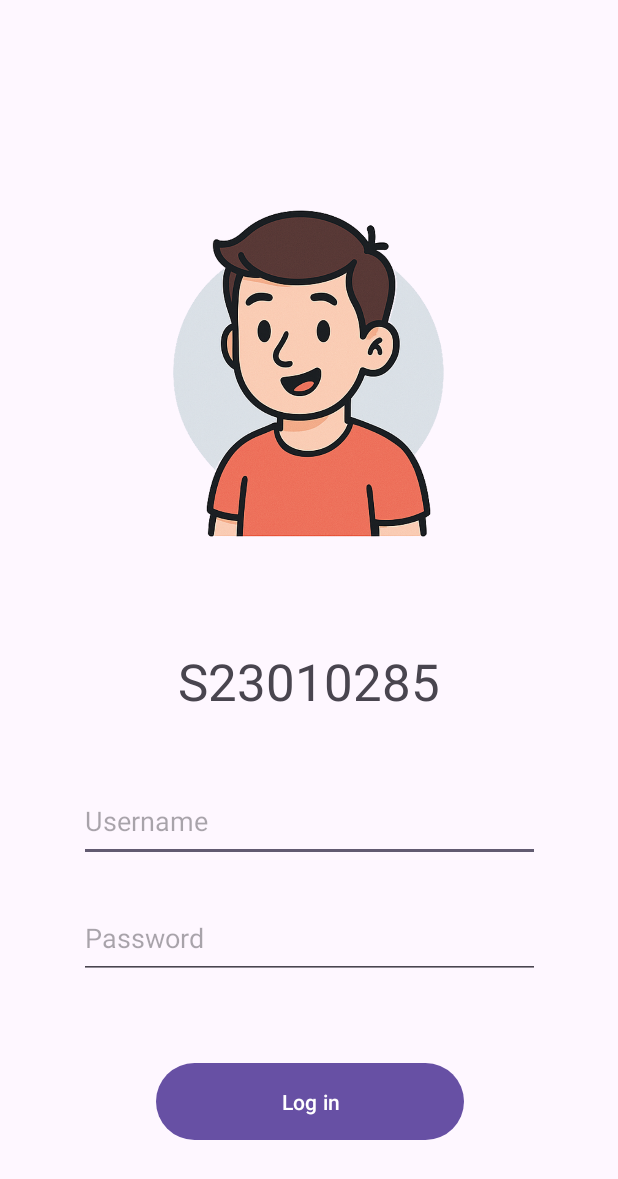
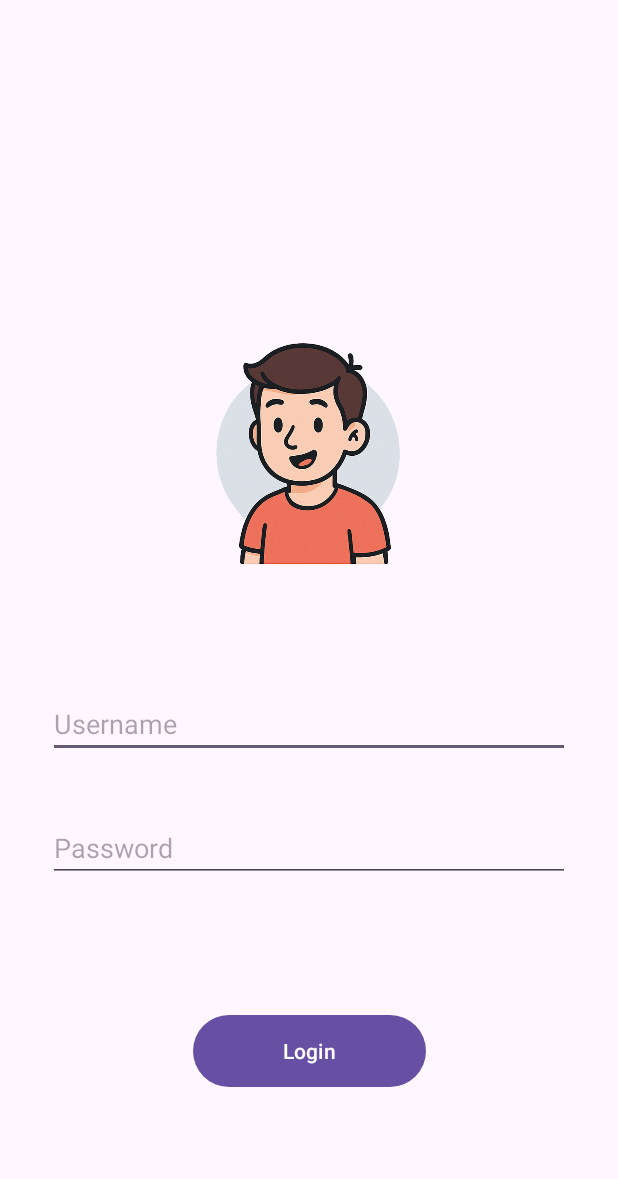
Before and after one commit to shdowwalker/EEx4369-LabTest, an Android app: the screen it shows after launch (MainActivity), on a phone screen of 412 x 824 dp. Shown: the top 1179 px of the screen. Run offline under Robolectric (Android 15) with nearby library versions, the phone set to English and light mode, and no system bars.

Commit message:
final commit

```diff
--- a/app/build.gradle.kts
+++ b/app/build.gradle.kts
@@ -40,4 +40,5 @@ dependencies {
     testImplementation(libs.junit)
     androidTestImplementation(libs.ext.junit)
     androidTestImplementation(libs.espresso.core)
+    implementation("com.google.android.gms:play-services-maps:19.0.0")
 }
--- /dev/null
+++ b/app/src/main/java/com/s23010285/sashika/AppDatabaseHelper.java
@@ -0,0 +1,45 @@
+package com.s23010285.sashika;
+
+import android.content.Context;
+import android.database.sqlite.SQLiteDatabase;
+import android.database.sqlite.SQLiteOpenHelper;
+import android.content.ContentValues;
+
+public class AppDatabaseHelper extends SQLiteOpenHelper {
+    private static final String DATABASE_NAME = "app_login.db";
+    private static final int DATABASE_VERSION = 1;
+
+    public static final String TABLE_NAME = "users";
+    public static final String COLUMN_ID = "_id";
+    public static final String COLUMN_USERNAME = "username";
+    public static final String COLUMN_PASSWORD = "password";
+
+    private static final String TABLE_CREATE =
+            "CREATE TABLE " + TABLE_NAME + " (" +
+                    COLUMN_ID + " INTEGER PRIMARY KEY AUTOINCREMENT, " +
+                    COLUMN_USERNAME + " TEXT NOT NULL, " +
+                    COLUMN_PASSWORD + " TEXT NOT NULL);";
+
+    public AppDatabaseHelper(Context context) {
+        super(context, DATABASE_NAME, null, DATABASE_VERSION);
+    }
+
+    @Override
+    public void onCreate(SQLiteDatabase db) {
+        db.execSQL(TABLE_CREATE);
+    }
+
+    @Override
+    public void onUpgrade(SQLiteDatabase db, int oldVersion, int newVersion) {
+        db.execSQL("DROP TABLE IF EXISTS " + TABLE_NAME);
+        onCreate(db);
+    }
+
+    public long insertUser(String username, String password) {
+        SQLiteDatabase db = this.getWritableDatabase();
+        ContentValues values = new ContentValues();
+        values.put(COLUMN_USERNAME, username);
+        values.put(COLUMN_PASSWORD, password);
+        return db.insert(TABLE_NAME, null, values);
+    }
+}
--- a/app/src/main/java/com/s23010285/sashika/MainActivity.java
+++ b/app/src/main/java/com/s23010285/sashika/MainActivity.java
@@ -1,7 +1,10 @@
 package com.s23010285.sashika;
 
+import android.content.Intent;
 import android.os.Bundle;
-
+import android.widget.Button;
+import android.widget.EditText;
+import android.widget.Toast;
 import androidx.activity.EdgeToEdge;
 import androidx.appcompat.app.AppCompatActivity;
 import androidx.core.graphics.Insets;
@@ -10,11 +13,41 @@ import androidx.core.view.WindowInsetsCompat;
 
 public class MainActivity extends AppCompatActivity {
 
+    private Button loginButton;
+    private EditText usernameInput, passwordInput;
+    private AppDatabaseHelper dbHelper;
+
     @Override
     protected void onCreate(Bundle savedInstanceState) {
         super.onCreate(savedInstanceState);
         EdgeToEdge.enable(this);
         setContentView(R.layout.activity_main);
+
+        usernameInput = findViewById(R.id.usernameInput);
+        passwordInput = findViewById(R.id.passwordInput);
+        loginButton = findViewById(R.id.loginButton);
+
+        dbHelper = new AppDatabaseHelper(this);
+
+        loginButton.setOnClickListener(v -> {
+            String username = usernameInput.getText().toString().trim();
+            String password = passwordInput.getText().toString().trim();
+
+            if (!username.isEmpty() && !password.isEmpty()) {
+                long result = dbHelper.insertUser(username, password);
+                if (result != -1) {
+                    Toast.makeText(this, "Login info saved!", Toast.LENGTH_SHORT).show();
+                    // Go to map view after saving
+                    Intent intent = new Intent(MainActivity.this, intergrateGmap.class);
+                    startActivity(intent);
+                } else {
+                    Toast.makeText(this, "Error saving login info.", Toast.LENGTH_SHORT).show();
+                }
+            } else {
+                Toast.makeText(this, "Please enter username and password.", Toast.LENGTH_SHORT).show();
+            }
+        });
+
         ViewCompat.setOnApplyWindowInsetsListener(findViewById(R.id.main), (v, insets) -> {
             Insets systemBars = insets.getInsets(WindowInsetsCompat.Type.systemBars());
             v.setPadding(systemBars.left, systemBars.top, systemBars.right, systemBars.bottom);
--- a/app/src/main/res/layout/activity_main.xml
+++ b/app/src/main/res/layout/activity_main.xml
@@ -1,64 +1,61 @@
 <?xml version="1.0" encoding="utf-8"?>
-<androidx.constraintlayout.widget.ConstraintLayout xmlns:android="http://schemas.android.com/apk/res/android"
+<androidx.constraintlayout.widget.ConstraintLayout
+    xmlns:android="http://schemas.android.com/apk/res/android"
     xmlns:app="http://schemas.android.com/apk/res-auto"
-    xmlns:tools="http://schemas.android.com/tools"
     android:id="@+id/main"
     android:layout_width="match_parent"
-    android:layout_height="match_parent"
-    tools:context=".MainActivity">
+    android:layout_height="match_parent">
+
 
     <ImageView
-        android:id="@+id/imageView"
-        android:layout_width="229dp"
-        android:layout_height="236dp"
-        app:layout_constraintBottom_toTopOf="@+id/textView2"
+        android:id="@+id/avatarImage"
+        android:layout_width="179dp"
+        android:layout_height="160dp"
+        android:src="@drawable/avatar"
+        app:layout_constraintBottom_toBottomOf="parent"
+        app:layout_constraintEnd_toEndOf="parent"
+        app:layout_constraintHorizontal_bias="0.498"
+        app:layout_constraintStart_toStartOf="parent"
+        app:layout_constraintTop_toTopOf="parent"
+        app:layout_constraintVertical_bias="0.331" />
+
+    <EditText
+        android:id="@+id/usernameInput"
+        android:layout_width="0dp"
+        android:layout_height="wrap_content"
+        android:layout_margin="32dp"
+        android:hint="Username"
+        app:layout_constraintBottom_toBottomOf="parent"
         app:layout_constraintEnd_toEndOf="parent"
         app:layout_constraintStart_toStartOf="parent"
         app:layout_constraintTop_toTopOf="parent"
-        app:layout_constraintVertical_bias="0.651"
-        app:srcCompat="@drawable/avatar" />
+        app:layout_constraintVertical_bias="0.599" />
+
+    <EditText
+        android:id="@+id/passwordInput"
+        android:layout_width="0dp"
+        android:layout_height="wrap_content"
+        android:layout_marginStart="32dp"
+        android:layout_marginTop="16dp"
+        android:layout_marginEnd="32dp"
+        android:hint="Password"
+        android:inputType="textPassword"
+        app:layout_constraintBottom_toBottomOf="parent"
+        app:layout_constraintEnd_toEndOf="parent"
+        app:layout_constraintHorizontal_bias="0.0"
+        app:layout_constraintStart_toStartOf="parent"
+        app:layout_constraintTop_toBottomOf="@id/usernameInput"
+        app:layout_constraintVertical_bias="0.084" />
 
     <Button
-        android:id="@+id/button"
-        android:layout_width="205dp"
-        android:layout_height="59dp"
-        android:layout_marginBottom="60dp"
-        android:text="Log in"
+        android:id="@+id/loginButton"
+        android:layout_width="155dp"
+        android:layout_height="56dp"
+        android:layout_marginTop="24dp"
+        android:text="Login"
         app:layout_constraintBottom_toBottomOf="parent"
         app:layout_constraintEnd_toEndOf="parent"
-        app:layout_constraintHorizontal_bias="0.504"
-        app:layout_constraintStart_toStartOf="parent" />
-
-    <TextView
-        android:id="@+id/textView2"
-        android:layout_width="207dp"
-        android:layout_height="53dp"
-        android:layout_marginBottom="36dp"
-        android:text="S23010285"
-        android:textAlignment="center"
-        android:textSize="34sp"
-        app:layout_constraintBottom_toTopOf="@+id/textInputEditText2"
-        app:layout_constraintEnd_toEndOf="parent"
-        app:layout_constraintStart_toStartOf="parent" />
-
-    <com.google.android.material.textfield.TextInputEditText
-        android:id="@+id/textInputEditText2"
-        android:layout_width="307dp"
-        android:layout_height="54dp"
-        android:layout_marginBottom="24dp"
-        android:hint="Username"
-        app:layout_constraintBottom_toTopOf="@+id/textInputEditText"
-        app:layout_constraintEnd_toEndOf="parent"
-        app:layout_constraintStart_toStartOf="parent" />
-
-    <com.google.android.material.textfield.TextInputEditText
-        android:id="@+id/textInputEditText"
-        android:layout_width="307dp"
-        android:layout_height="54dp"
-        android:layout_marginBottom="52dp"
-        android:hint="Password"
-        app:layout_constraintBottom_toTopOf="@+id/button"
-        app:layout_constraintEnd_toEndOf="parent"
-        app:layout_constraintStart_toStartOf="parent" />
-
+        app:layout_constraintStart_toStartOf="parent"
+        app:layout_constraintTop_toBottomOf="@id/passwordInput"
+        app:layout_constraintVertical_bias="0.388" />
 </androidx.constraintlayout.widget.ConstraintLayout>
--- a/app/src/main/res/values/strings.xml
+++ b/app/src/main/res/values/strings.xml
@@ -1,3 +1,4 @@
 <resources>
     <string name="app_name">Sashika</string>
+    <string name="my_api_key">AIzaSyA9R11t_O3OLFAQMh4A3-OXOHQLBjTb5gk</string>
 </resources>
```
Also changed, not shown: app/src/main/AndroidManifest.xml (+21 -0 lines), app/src/main/java/com/s23010285/sashika/SensorsActivity.java (added, +74 -0 lines), app/src/main/java/com/s23010285/sashika/intergrateGmap.java (added, +93 -0 lines), app/src/main/res/layout/activity_intergrate_gmap.xml (added, +63 -0 lines), app/src/main/res/layout/activity_sensors.xml (added, +25 -0 lines), 1 other file.
